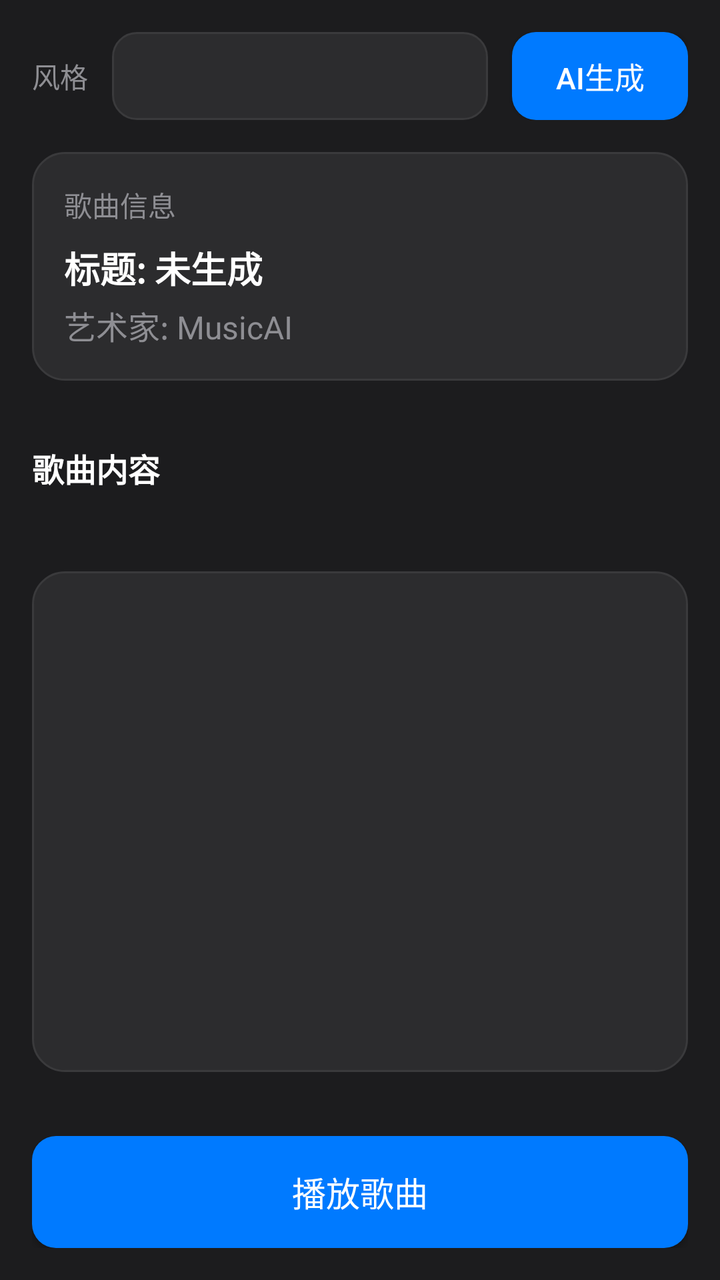
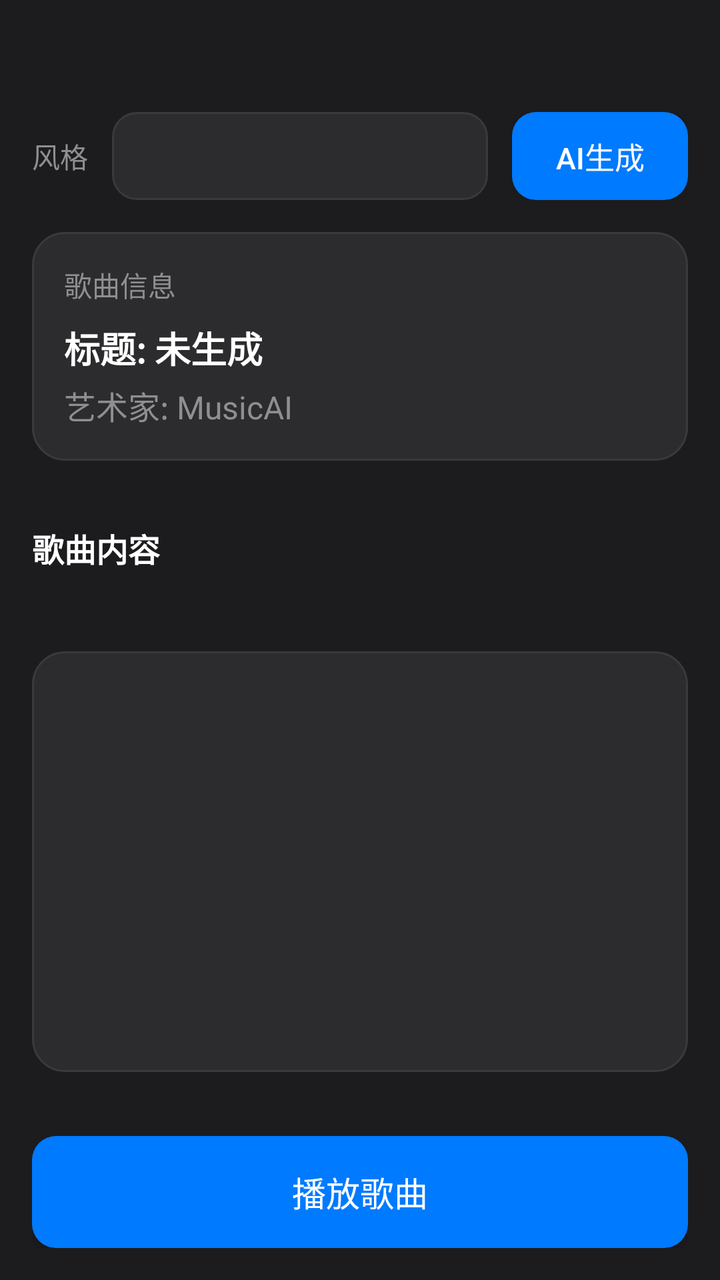

Two renders of the same Android screen: before a commit and after it. Below are the layout's source before the change and the commit's diff.
<!-- AndroidManifest.xml: application theme Theme.MusicAI -->
<!-- res/layout/activity_song_generator.xml -->
<?xml version="1.0" encoding="utf-8"?>
<LinearLayout xmlns:android="http://schemas.android.com/apk/res/android"
    android:layout_width="match_parent"
    android:layout_height="match_parent"
    android:orientation="vertical"
    android:background="@color/apple_dark">

    <LinearLayout
        android:layout_width="match_parent"
        android:layout_height="wrap_content"
        android:orientation="horizontal"
        android:padding="16dp"
        android:gravity="center_vertical">

        <TextView
            android:layout_width="wrap_content"
            android:layout_height="wrap_content"
            android:text="风格"
            android:textSize="14sp"
            android:textColor="@color/apple_text_secondary"
            android:layout_marginRight="12dp"/>

        <Spinner
            android:id="@+id/sp_style"
            android:layout_width="0dp"
            android:layout_height="44dp"
            android:layout_weight="1"
            android:background="@drawable/apple_edittext_bg"
            android:paddingHorizontal="12dp"/>

        <Button
            android:id="@+id/btn_generate"
            android:layout_width="wrap_content"
            android:layout_height="44dp"
            android:text="AI生成"
            android:textSize="15sp"
            android:textColor="@color/apple_text"
            android:background="@drawable/apple_button_primary_bg"
            android:layout_marginLeft="12dp"
           />

    </LinearLayout>

    <LinearLayout
        android:layout_width="match_parent"
        android:layout_height="wrap_content"
        android:orientation="vertical"
        android:background="@drawable/apple_card_bg"
        android:padding="16dp"
        android:layout_marginLeft="16dp"
        android:layout_marginRight="16dp"
        android:layout_marginBottom="16dp">

        <TextView
            android:layout_width="match_parent"
            android:layout_height="wrap_content"
            android:text="歌曲信息"
            android:textSize="14sp"
            android:textColor="@color/apple_text_secondary"
            android:layout_marginBottom="8dp"/>

        <TextView
            android:id="@+id/tv_title"
            android:layout_width="match_parent"
            android:layout_height="wrap_content"
            android:text="标题: 未生成"
            android:textSize="18sp"
            android:textColor="@color/apple_text"
            android:textStyle="bold"/>

        <TextView
            android:id="@+id/tv_artist"
            android:layout_width="match_parent"
            android:layout_height="wrap_content"
            android:text="艺术家: MusicAI"
            android:textSize="16sp"
            android:textColor="@color/apple_text_secondary"
            android:layout_marginTop="4dp"/>

    </LinearLayout>

    <LinearLayout
        android:layout_width="match_parent"
        android:layout_height="wrap_content"
        android:orientation="vertical"
        android:padding="16dp"
        android:paddingTop="0dp">

        <TextView
            android:layout_width="match_parent"
            android:layout_height="wrap_content"
            android:text="歌曲内容"
            android:textSize="16sp"
            android:textColor="@color/apple_text"
            android:textStyle="bold"
            android:layout_marginBottom="8dp"/>

        <ProgressBar
            android:id="@+id/playback_progress"
            style="?android:attr/progressBarStyleHorizontal"
            android:layout_width="match_parent"
            android:layout_height="wrap_content"
            android:progress="0"
            android:max="100"
            android:progressTint="@color/apple_accent"
            android:layout_marginBottom="8dp"
            android:visibility="gone"/>

        <TextView
            android:id="@+id/tv_playback_time"
            android:layout_width="match_parent"
            android:layout_height="wrap_content"
            android:text="0:00 / 0:00"
            android:textSize="12sp"
            android:textColor="@color/apple_text_secondary"
            android:gravity="center"
            android:visibility="gone"/>

    </LinearLayout>

    <LinearLayout
        android:layout_width="match_parent"
        android:layout_height="0dp"
        android:layout_weight="1"
        android:orientation="vertical"
        android:padding="16dp"
        android:paddingTop="0dp">

        <ListView
            android:id="@+id/lv_song"
            android:layout_width="match_parent"
            android:layout_height="match_parent"
            android:background="@drawable/apple_card_bg"
            android:divider="@color/apple_mid_gray"
            android:dividerHeight="1dp"/>

    </LinearLayout>

    <LinearLayout
        android:layout_width="match_parent"
        android:layout_height="wrap_content"
        android:orientation="horizontal"
        android:padding="16dp">

        <Button
            android:id="@+id/btn_play"
            android:layout_width="match_parent"
            android:layout_height="56dp"
            android:text="播放歌曲"
            android:textSize="17sp"
            android:textColor="@color/apple_text"
            android:background="@drawable/apple_button_primary_bg"
           />

    </LinearLayout>

    <ProgressBar
        android:id="@+id/progress_bar"
        android:layout_width="wrap_content"
        android:layout_height="wrap_content"
        android:layout_gravity="center"
        android:visibility="gone"
        android:layout_marginBottom="16dp"/>

</LinearLayout>
<!-- resources referenced by this layout -->
<resources>
  <color name="apple_accent">#007AFF</color>
  <color name="apple_dark">#1C1C1E</color>
  <color name="apple_mid_gray">#3A3A3C</color>
  <color name="apple_text">#FFFFFF</color>
  <color name="apple_text_secondary">#8E8E93</color>
  <!-- drawable apple_button_primary_bg (drawable) -->
  <?xml version="1.0" encoding="utf-8"?>
  <selector xmlns:android="http://schemas.android.com/apk/res/android">
      <item android:state_pressed="true">
          <shape android:shape="rectangle">
              <solid android:color="@color/apple_accent_active" />
              <corners android:radius="12dp" />
          </shape>
      </item>
      <item>
          <shape android:shape="rectangle">
              <solid android:color="@color/apple_accent" />
              <corners android:radius="12dp" />
          </shape>
      </item>
  </selector>
  <!-- drawable apple_card_bg (drawable) -->
  <?xml version="1.0" encoding="utf-8"?>
  <shape xmlns:android="http://schemas.android.com/apk/res/android" android:shape="rectangle">
      <solid android:color="@color/apple_dark_gray" />
      <corners android:radius="16dp" />
      <stroke android:width="1dp" android:color="@color/apple_mid_gray" />
  </shape>
  <!-- drawable apple_edittext_bg (drawable) -->
  <?xml version="1.0" encoding="utf-8"?>
  <selector xmlns:android="http://schemas.android.com/apk/res/android">
      <item android:state_focused="true">
          <shape android:shape="rectangle">
              <solid android:color="@color/apple_dark_gray" />
              <corners android:radius="12dp" />
              <stroke android:width="2dp" android:color="@color/apple_accent" />
          </shape>
      </item>
      <item>
          <shape android:shape="rectangle">
              <solid android:color="@color/apple_dark_gray" />
              <corners android:radius="12dp" />
              <stroke android:width="1dp" android:color="@color/apple_mid_gray" />
          </shape>
      </item>
  </selector>
  <style name="Theme.MusicAI" parent="Theme.AppCompat.DayNight.NoActionBar">
          <item name="colorPrimary">@color/colorPrimary</item>
          <item name="colorPrimaryDark">@color/colorPrimaryDark</item>
          <item name="colorAccent">@color/colorAccent</item>
          <item name="android:textColorPrimary">@color/apple_text</item>
          <item name="android:textColorSecondary">@color/apple_text_secondary</item>
          <item name="android:windowBackground">@color/apple_dark</item>
          <item name="android:statusBarColor">@color/apple_dark</item>
          <item name="android:navigationBarColor">@color/apple_dark</item>
      </style>
  <color name="apple_accent_active">#0066CC</color>
  <color name="apple_dark_gray">#2C2C2E</color>
  <color name="colorPrimary">#007AFF</color>
  <color name="colorPrimaryDark">#1C1C1E</color>
  <color name="colorAccent">#34C759</color>
</resources>

<!-- the commit's change to res/layout/activity_song_generator.xml (unified diff, before → after) -->
@@ -3,7 +3,8 @@
     android:layout_width="match_parent"
     android:layout_height="match_parent"
     android:orientation="vertical"
-    android:background="@color/apple_dark">
+    android:background="@color/apple_dark"
+    android:paddingTop="40dp">
 
     <LinearLayout
         android:layout_width="match_parent"
